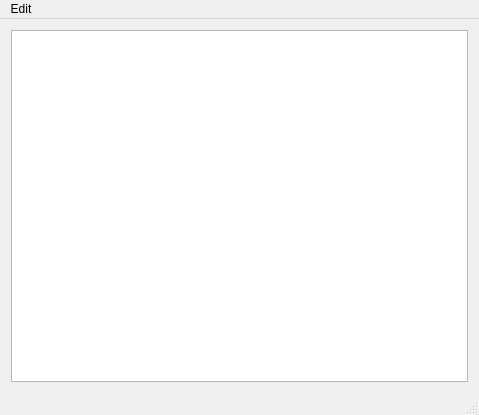
First picture: the form in source/mainwindow.ui, repository sonnayasomnambula/multidiff, before the edit.
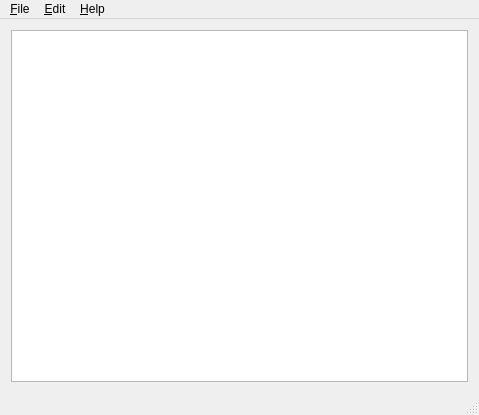
Second picture: the form after the edit. Custom widgets are drawn as their Qt base class.

Commit message: add context menu

```diff
--- a/source/mainwindow.ui
+++ b/source/mainwindow.ui
@@ -47,19 +47,34 @@
    </property>
    <widget class="QMenu" name="menuEdit">
     <property name="title">
-     <string>Edit</string>
+     <string>&amp;Edit</string>
     </property>
     <addaction name="separator"/>
     <addaction name="actionEdit"/>
     <addaction name="actionDiff"/>
     <addaction name="actionShow_duplicates"/>
     <addaction name="separator"/>
+    <addaction name="actionSettings"/>
+   </widget>
+   <widget class="QMenu" name="menuFile">
+    <property name="title">
+     <string>&amp;File</string>
+    </property>
+    <addaction name="actionEdit"/>
     <addaction name="actionRemove"/>
     <addaction name="actionDelete_file"/>
     <addaction name="separator"/>
     <addaction name="actionSettings"/>
    </widget>
+   <widget class="QMenu" name="menuHelp">
+    <property name="title">
+     <string>&amp;Help</string>
+    </property>
+    <addaction name="actionAbout_Qt"/>
+   </widget>
+   <addaction name="menuFile"/>
    <addaction name="menuEdit"/>
+   <addaction name="menuHelp"/>
   </widget>
   <widget class="QStatusBar" name="statusBar"/>
   <action name="actionSettings">
```
Left out of the diff: 8 changed lines with no effect on the pictures. The commit also changes 3 other files.
